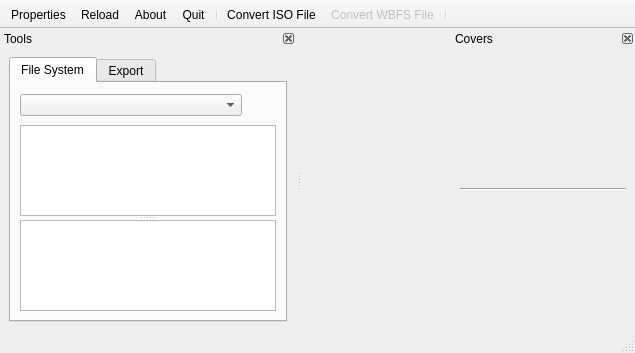
This is qwbfs/src/UIMain.ui in amestica/qwbfs as Qt 5 draws it before an edit. The edited form follows.
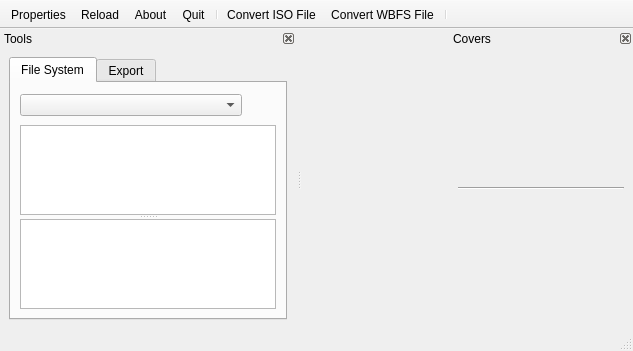
This is the edited form. Icons and pictures are not drawn. Custom widgets are drawn as their Qt base class.

```diff
--- a/qwbfs/src/UIMain.ui
+++ b/qwbfs/src/UIMain.ui
@@ -6,8 +6,8 @@
    <rect>
     <x>0</x>
     <y>0</y>
-    <width>635</width>
-    <height>353</height>
+    <width>633</width>
+    <height>351</height>
    </rect>
   </property>
   <property name="iconSize">
@@ -382,9 +382,6 @@
    </property>
   </action>
   <action name="aConvertWBFSFile">
-   <property name="enabled">
-    <bool>false</bool>
-   </property>
    <property name="icon">
     <iconset resource="../resources/resources.qrc">
      <normaloff>:/icons/128/wbfs-to-iso.png</normaloff>:/icons/128/wbfs-to-iso.png</iconset>
```
